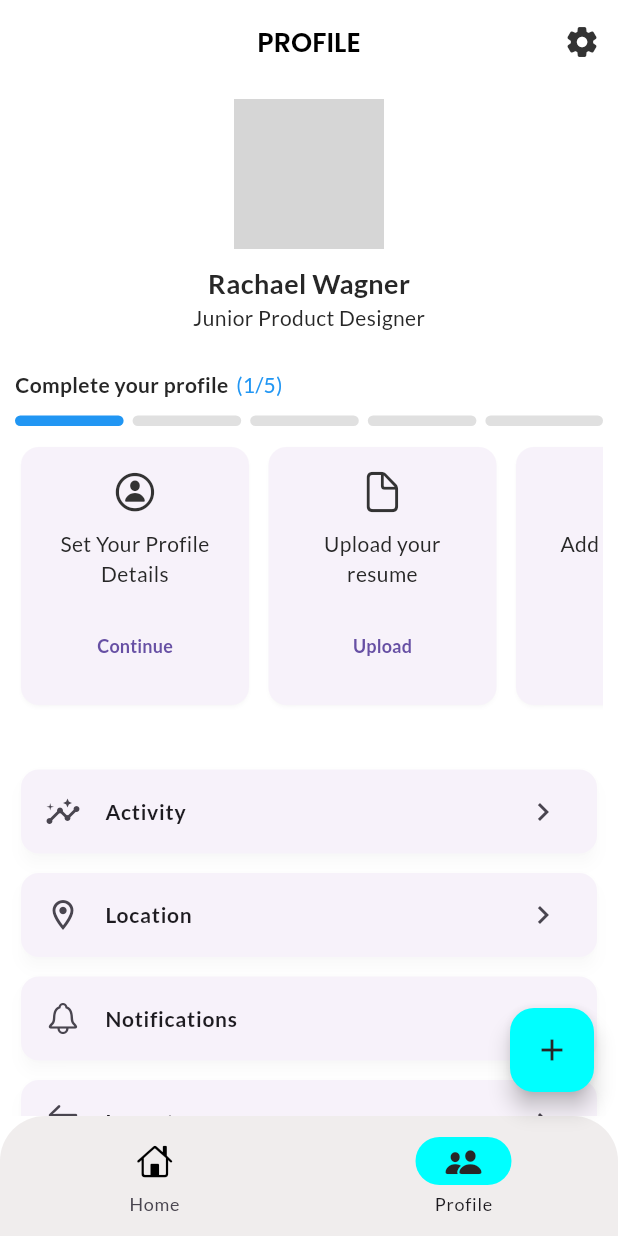
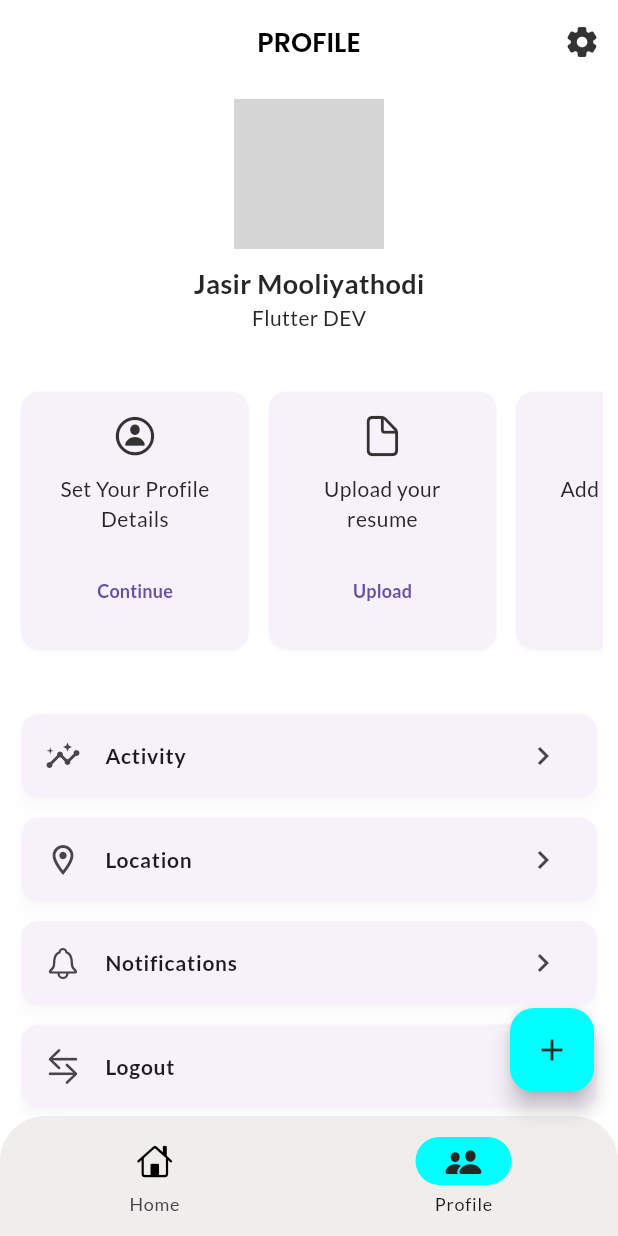
Before and after one commit to Vivek-k001/DEDO, a Flutter app: the screen it shows after launch, item 2 of the bottom bar chosen, on a phone screen of 412 x 824 dp. Run offline on Flutter 3.47's test engine with Material 3 defaults, Android fonts, the phone set to English and light mode, and no system bars; our stand-ins replace date_picker_timeline, equatable, flutter_bloc, flutter_local_notifications, flutter_staggered_animations, flutter_timezone and 6 more; accounts and stored records are empty; network calls fail; grey boxes are pictures that could not be loaded.

Commit message:
removed complete preofile

```diff
--- a/lib/screens/profile.dart
+++ b/lib/screens/profile.dart
@@ -29,45 +29,19 @@ class ProfileScreen extends StatelessWidget {
               CircleAvatar(
                 radius: 50,
                 backgroundImage: NetworkImage(
-                  "https://images.unsplash.com/photo-1554151228-14d9def656e4?ixlib=rb-4.0.3&ixid=MnwxMjA3fDB8MHxwaG90by1wYWdlfHx8fGVufDB8fHx8&auto=format&fit=crop&w=386&q=80",
+                  "https://media.licdn.com/dms/image/v2/D4E35AQFDQPGzJcqHug/profile-framedphoto-shrink_400_400/profile-framedphoto-shrink_400_400/0/1732880984213?e=1746943200&v=beta&t=aBYT05KDeCbqwgzlvmHcfzaRK_Rl_aq5or9aleJqQcs",
                 ),
               ),
               SizedBox(height: 10),
               Text(
-                "Rachael Wagner",
+                "Jasir Mooliyathodi",
                 style: TextStyle(fontSize: 18, fontWeight: FontWeight.bold),
               ),
-              Text("Junior Product Designer"),
+              Text("Flutter DEV"),
             ],
           ),
           const SizedBox(height: 25),
-          Row(
-            children: const [
-              Padding(
-                padding: EdgeInsets.only(right: 5),
-                child: Text(
-                  "Complete your profile",
-                  style: TextStyle(fontWeight: FontWeight.bold),
-                ),
-              ),
-              Text("(1/5)", style: TextStyle(color: Colors.blue)),
-            ],
-          ),
-          const SizedBox(height: 10),
-          Row(
-            children: List.generate(5, (index) {
-              return Expanded(
-                child: Container(
-                  height: 7,
-                  margin: EdgeInsets.only(right: index == 4 ? 0 : 6),
-                  decoration: BoxDecoration(
-                    borderRadius: BorderRadius.circular(10),
-                    color: index == 0 ? Colors.blue : Colors.black12,
-                  ),
-                ),
-              );
-            }),
-          ),
+
           const SizedBox(height: 10),
           SizedBox(
             height: 180,
```
